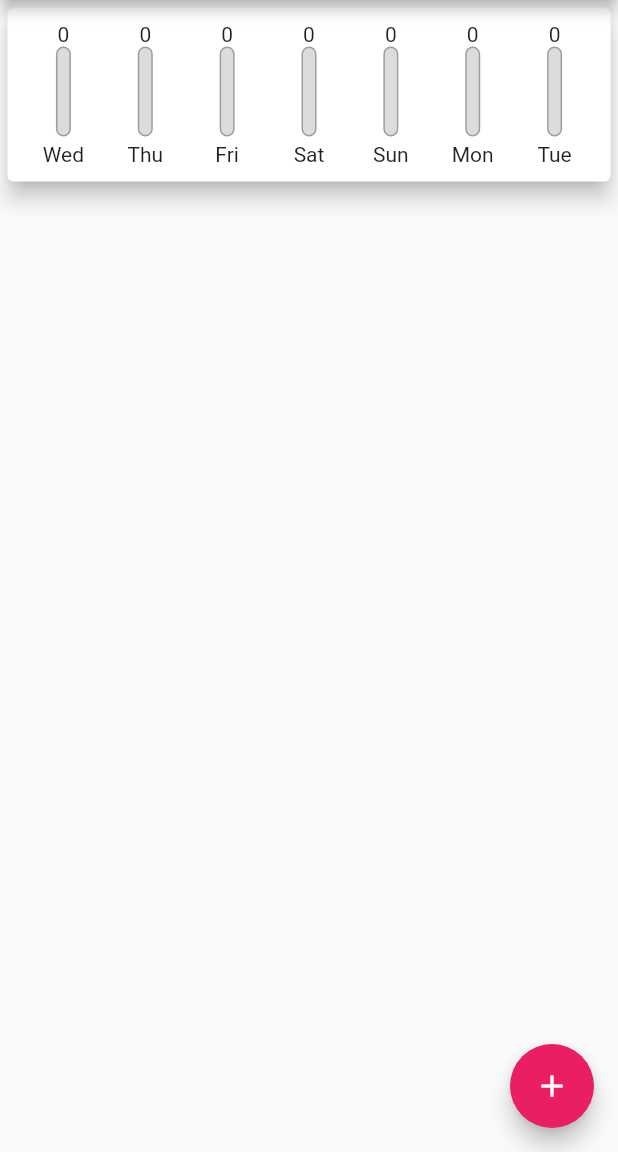
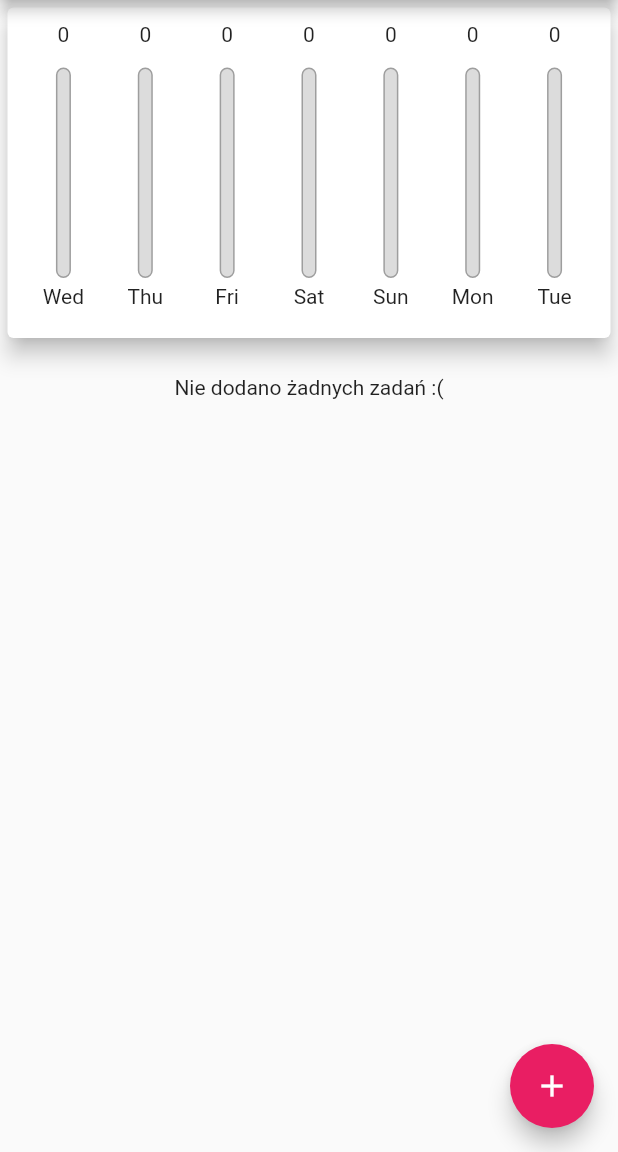
Before and after one commit to SchmidtDawid/todo, a Flutter app: the screen it shows after launch, on a phone screen of 412 x 824 dp, the part 84-1236 px from its top. Run offline on Flutter 3.47's test engine with Material 2 defaults, Android fonts, the phone set to English and light mode, and no system bars.

Commit message:
landscape mode

```diff
--- a/lib/main.dart
+++ b/lib/main.dart
@@ -5,7 +5,9 @@ import 'package:todoapp/widgets/weekView.dart';
 import 'widgets/create_new_todo.dart';
 import 'widgets/todo_list.dart';
 
-void main() => runApp(MyApp());
+void main() {
+  runApp(MyApp());
+}
 
 class MyApp extends StatelessWidget {
   @override
@@ -33,6 +35,8 @@ class _MyHomePageState extends State<MyHomePage> {
       return todo.date.isAfter(DateTime.now().subtract(Duration(days: 7)));
     }).toList();
   }
+
+  bool _showChart = false;
 
   void _addNewTodo(String passedTitle, int passedStatus, DateTime passedData) {
     final newTodo = Todo(
@@ -63,8 +67,8 @@ class _MyHomePageState extends State<MyHomePage> {
 
   @override
   Widget build(BuildContext context) {
-    return Scaffold(
-      appBar: AppBar(
+    final bool _isLandscape = MediaQuery.of(context).orientation == Orientation.landscape;
+    final appBar = AppBar(
       title: Text('Todo'),
       actions: <Widget>[
         IconButton(
@@ -72,10 +76,55 @@ class _MyHomePageState extends State<MyHomePage> {
           onPressed: () => _startAddNewTodo(context),
         )
       ],
+    );
+    return Scaffold(
+      appBar: appBar,
+      body: SingleChildScrollView(
+        child: Container(
+          child: Column(
+            children: <Widget>[
+              if(_isLandscape) Row(
+                mainAxisAlignment: MainAxisAlignment.center,
+                children: <Widget>[
+                  Text("Pokaż tydzień"),
+                  Switch(
+                    value: _showChart,
+                    onChanged: (val) {
+                      setState(() {
+                        _showChart = val;
+                        print(val);
+                      });
+                    },
+                  )
+                ],
               ),
-      body: Container(
-        child: Column(
-          children: <Widget>[WeekView(_recentTodos), TodoList(_userTodos, _deleteTodo)],
+              if(!_isLandscape) Container(
+                      height: (MediaQuery.of(context).size.height -
+                              appBar.preferredSize.height -
+                              MediaQuery.of(context).padding.top) *
+                          0.3,
+                      child: WeekView(_recentTodos)),
+              if(!_isLandscape) Container(
+                      height: (MediaQuery.of(context).size.height -
+                              appBar.preferredSize.height -
+                              MediaQuery.of(context).padding.top) *
+                          0.7,
+                      child: TodoList(_userTodos, _deleteTodo)),
+              if(_isLandscape) _showChart
+                  ? Container(
+                      height: (MediaQuery.of(context).size.height -
+                              appBar.preferredSize.height -
+                              MediaQuery.of(context).padding.top) *
+                          0.7,
+                      child: WeekView(_recentTodos))
+                  : Container(
+                      height: (MediaQuery.of(context).size.height -
+                              appBar.preferredSize.height -
+                              MediaQuery.of(context).padding.top) *
+                          0.7,
+                      child: TodoList(_userTodos, _deleteTodo))
+            ],
+          ),
         ),
       ),
       floatingActionButtonLocation: FloatingActionButtonLocation.endFloat,
--- a/lib/widgets/todo_list.dart
+++ b/lib/widgets/todo_list.dart
@@ -10,15 +10,25 @@ class TodoList extends StatelessWidget {
 
   @override
   Widget build(BuildContext context) {
-    return Expanded(
+    return Container(
+      child: _todos.isEmpty
+          ? Column(
+              children: <Widget>[
+                Padding(
+                    padding: EdgeInsets.all(20),
+                    child: Text("Nie dodano żadnych zadań :("))
+              ],
+            )
+          : Container(
+              height: MediaQuery.of(context).size.height * 0.6,
               child: ListView.builder(
               itemBuilder: (ctx, index) {
                 return Card(
                   child: ListTile(
                       leading: Text(_todos[index].status.toString()),
                       title: Text(_todos[index].title,
-                        style:
-                            TextStyle(fontWeight: FontWeight.bold, fontSize: 20)),
+                          style: TextStyle(
+                              fontWeight: FontWeight.bold, fontSize: 20)),
                       subtitle: Text(
                         DateFormat.yMMMMd().format(_todos[index].date),
                         style: TextStyle(color: Colors.pink),
@@ -31,7 +41,7 @@ class TodoList extends StatelessWidget {
                 );
               },
               itemCount: _todos.length,
-          ),
+            )),
     );
   }
 }
--- a/lib/widgets/weekView.dart
+++ b/lib/widgets/weekView.dart
@@ -31,7 +31,8 @@ class WeekView extends StatelessWidget {
   @override
   Widget build(BuildContext context) {
     print(groupedTodosValues);
-    return Card(
+    return Container(
+      child: Card(
         elevation: 6,
         margin: EdgeInsets.all(5),
         child: Padding(
@@ -48,6 +49,7 @@ class WeekView extends StatelessWidget {
             }).toList(),
           ),
         ),
+      ),
     );
   }
 }
--- a/lib/widgets/weekView_bar.dart
+++ b/lib/widgets/weekView_bar.dart
@@ -1,5 +1,6 @@
 import 'package:flutter/cupertino.dart';
 import 'package:flutter/material.dart';
+import 'package:flutter/rendering.dart';
 
 class WeekViewBar extends StatelessWidget {
   final String label;
@@ -9,11 +10,16 @@ class WeekViewBar extends StatelessWidget {
 
   @override
   Widget build(BuildContext context) {
+    return LayoutBuilder(
+      builder: (ctx, constraint) {
         return Column(
           children: <Widget>[
-        Text(count.toString()),
             Container(
-          height: 60,
+              height: constraint.maxHeight * 0.15,
+              child: Text(count.toString())
+              ),
+            Container(
+              height: constraint.maxHeight * 0.7,
               width: 10,
               child: Stack(
                 children: <Widget>[
@@ -44,5 +50,7 @@ class WeekViewBar extends StatelessWidget {
             Text(label)
           ],
         );
+      },
+    );
   }
 }
```
Lines whose indentation alone changed are shown as unchanged.
